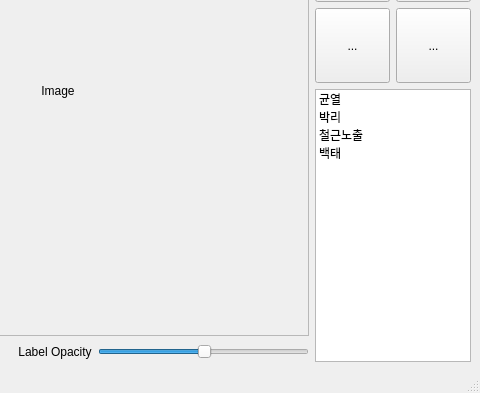
This is ui_design/mainWindow.ui in HYOJAE15/autolabel as Qt 5 draws it before an edit; both pictures show x 464 to 944 and y 182 to 575 of the 944 by 575 pixel window. The edited form follows.
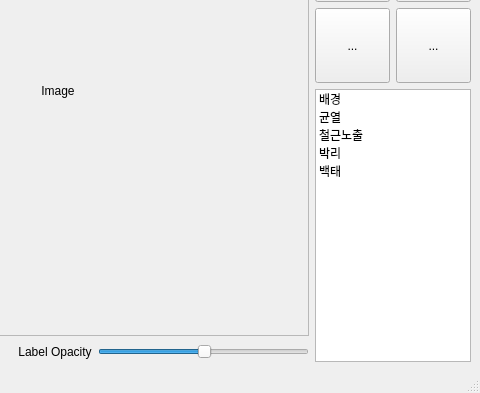
This is the edited form. Icons and pictures are not drawn.

```diff
--- a/ui_design/mainWindow.ui
+++ b/ui_design/mainWindow.ui
@@ -117,6 +117,11 @@
       <property name="layoutDirection">
        <enum>Qt::LeftToRight</enum>
       </property>
+      <item>
+       <property name="text">
+        <string>배경</string>
+       </property>
+      </item>
       <item>
        <property name="text">
         <string>균열</string>
@@ -140,20 +145,6 @@
         </brush>
        </property>
       </item>
-      <item>
-       <property name="text">
-        <string>박리</string>
-       </property>
-       <property name="foreground">
-        <brush brushstyle="NoBrush">
-         <color alpha="255">
-          <red>0</red>
-          <green>0</green>
-          <blue>0</blue>
-         </color>
-        </brush>
-       </property>
-      </item>
       <item>
        <property name="text">
         <string>철근노출</string>
@@ -168,6 +159,20 @@
         </brush>
        </property>
       </item>
+      <item>
+       <property name="text">
+        <string>박리</string>
+       </property>
+       <property name="foreground">
+        <brush brushstyle="NoBrush">
+         <color alpha="255">
+          <red>0</red>
+          <green>0</green>
+          <blue>0</blue>
+         </color>
+        </brush>
+       </property>
+      </item>
       <item>
        <property name="text">
         <string>백태</string>
```
